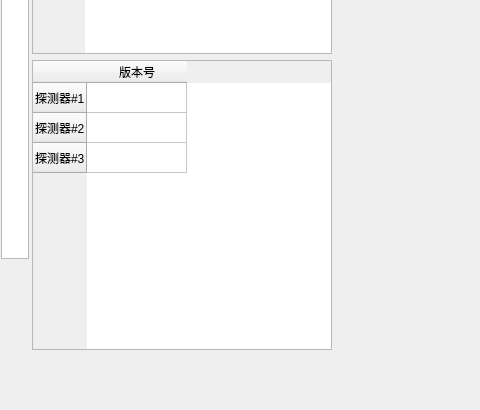
MrXiaomao/HEXRayFSS_QT, file mainwindow.ui: the form before one commit; both pictures show x 0 to 480 and y 178 to 588 of the 1074 by 840 pixel window.
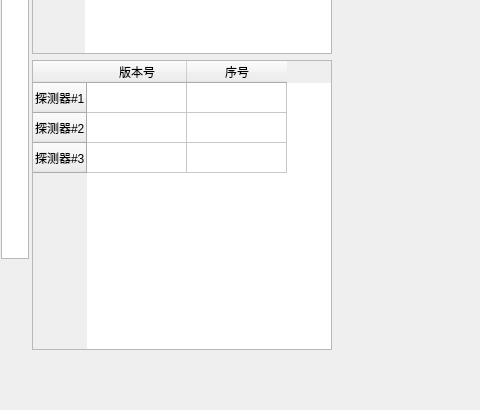
The form after the commit. The open tabs and pages were chosen to show the change. Icons and pictures are not drawn. Custom widgets are drawn as their Qt base class.

What changed in the file:
```diff
--- a/mainwindow.ui
+++ b/mainwindow.ui
@@ -541,6 +541,11 @@
             <string>版本号</string>
            </property>
           </column>
+          <column>
+           <property name="text">
+            <string>序号</string>
+           </property>
+          </column>
           <item row="0" column="0">
            <property name="text">
             <string/>
@@ -552,6 +557,14 @@
             <set>ItemIsSelectable|ItemIsDragEnabled|ItemIsDropEnabled|ItemIsUserCheckable|ItemIsEnabled</set>
            </property>
           </item>
+          <item row="0" column="1">
+           <property name="text">
+            <string/>
+           </property>
+           <property name="textAlignment">
+            <set>AlignCenter</set>
+           </property>
+          </item>
           <item row="1" column="0">
            <property name="text">
             <string/>
@@ -563,6 +576,14 @@
             <set>ItemIsSelectable|ItemIsDragEnabled|ItemIsDropEnabled|ItemIsUserCheckable|ItemIsEnabled</set>
            </property>
           </item>
+          <item row="1" column="1">
+           <property name="text">
+            <string/>
+           </property>
+           <property name="textAlignment">
+            <set>AlignCenter</set>
+           </property>
+          </item>
           <item row="2" column="0">
            <property name="text">
             <string/>
@@ -574,6 +595,14 @@
             <set>ItemIsSelectable|ItemIsDragEnabled|ItemIsDropEnabled|ItemIsUserCheckable|ItemIsEnabled</set>
            </property>
           </item>
+          <item row="2" column="1">
+           <property name="text">
+            <string/>
+           </property>
+           <property name="textAlignment">
+            <set>AlignCenter</set>
+           </property>
+          </item>
          </widget>
         </item>
         <item>
```
Left out of the diff: 2 changed lines with no effect on the pictures.
